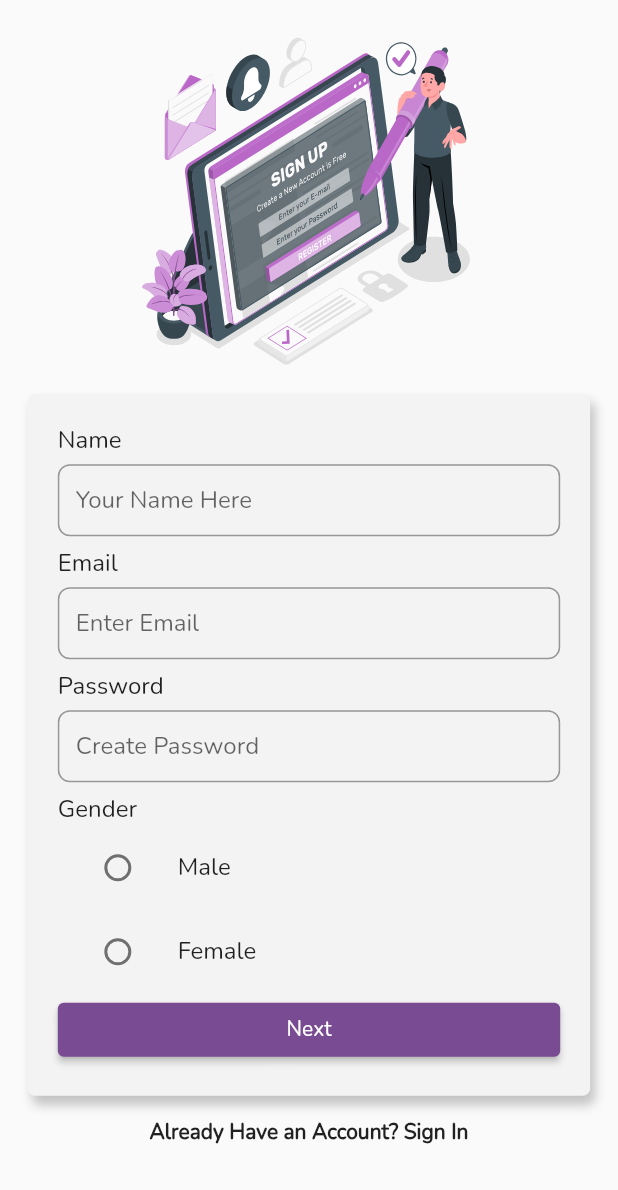
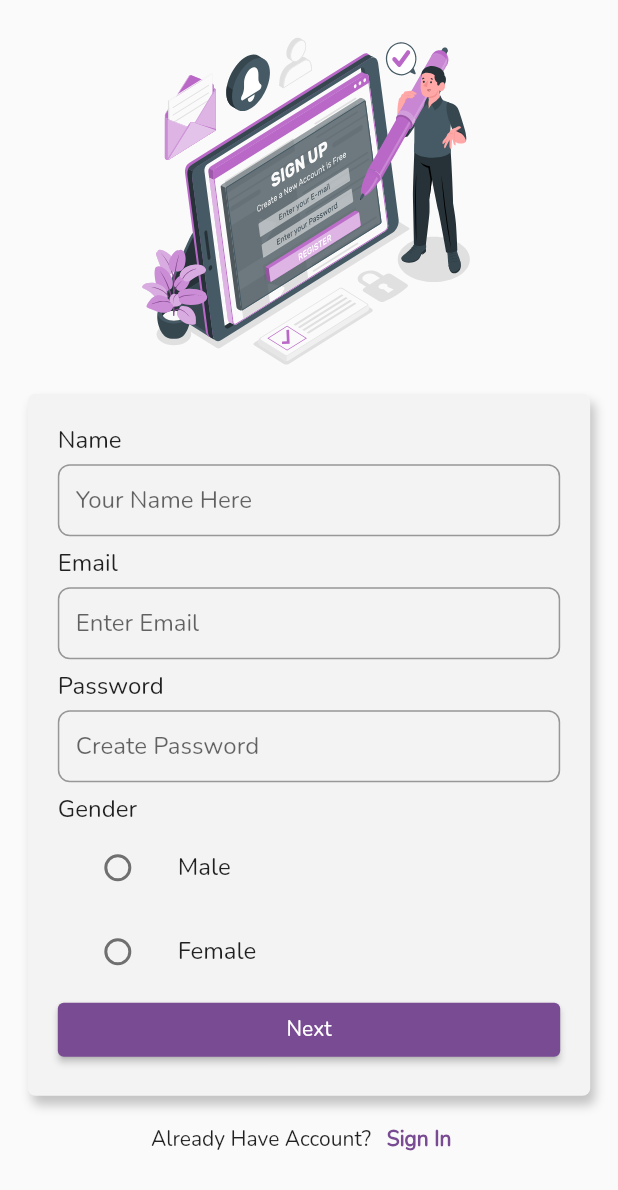
Before and after one commit to altacapstone36/flutter_mobile_app, a Flutter app: the RegisterScreen screen opened by its route, on a phone screen of 412 x 824 dp. Shown: the top 1190 px of the screen. Run offline on Flutter 3.47's test engine with Material 2 defaults, Android fonts, the light colour scheme and no system bars; our stand-ins replace dio, flutter_svg, fluttertoast, loading_animation_widget, shared_preferences, shimmer; accounts and stored records are empty.

Commit message:
change text button in route to sign in

```diff
--- a/lib/screen/register/register.dart
+++ b/lib/screen/register/register.dart
@@ -67,24 +67,25 @@ class _RegisterScreenState extends State<RegisterScreen> {
                           ]),
                       child: switchForm(size)),
                   const SizedBox(
-                    height: 15,
+                    height: 5,
                   ),
-                  Center(
-                    child: GestureDetector(
-                      onTap: () => {
-                        Navigator.push(context,
-                            MaterialPageRoute(builder: (context) => SignIn()))
-                      },
-                      child: const Text(
-                        "Already Have an Account? Sign In",
-                        style: TextStyle(
-                          fontSize: 14.0,
-                          fontWeight: FontWeight.bold,
-                          //color: kDarkColor,
-                        ),
-                      ),
-                    ),
-                  ),
+                  Row(
+                    mainAxisAlignment: MainAxisAlignment.center,
+                    crossAxisAlignment: CrossAxisAlignment.center,
+                    children: [
+                      const Text("Already Have Account?"),
+                      TextButton(
+                          onPressed: () {
+                            Navigator.pushNamed(context, '/signin');
+                          },
+                          child: const Text(
+                            'Sign In',
+                            style: TextStyle(
+                                fontWeight: FontWeight.bold,
+                                color: kPrimaryColor),
+                          ))
+                    ],
+                  )
                 ],
               ),
             ),
```
